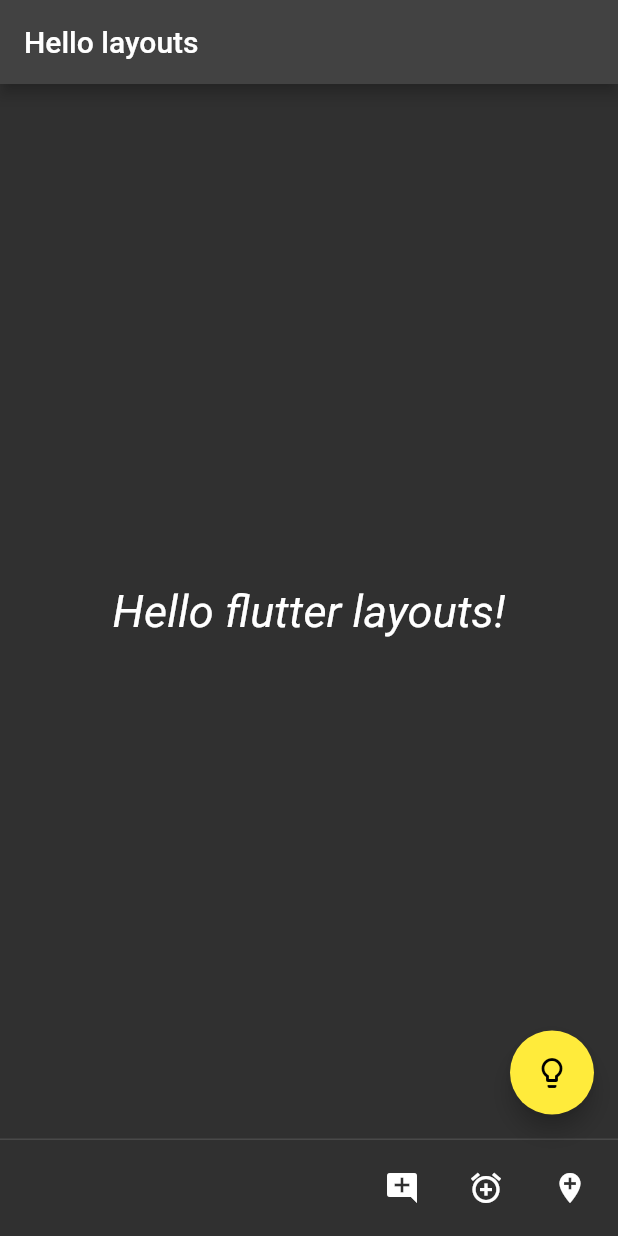
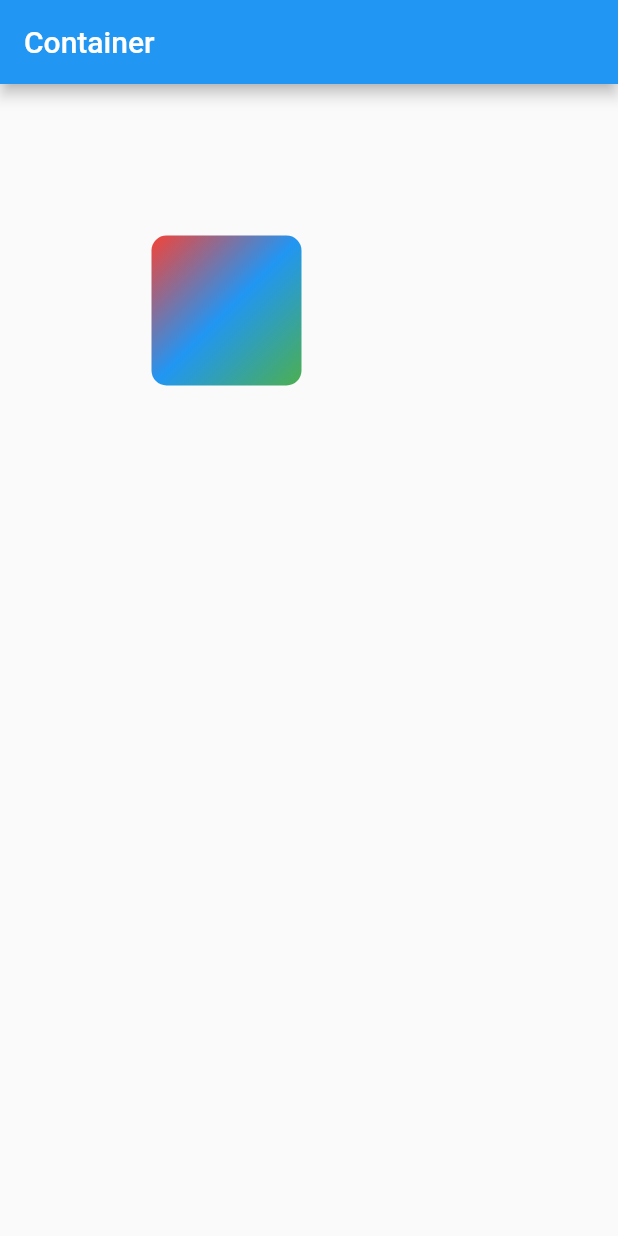
Before and after one commit to Be55am/flutter_examples, a Flutter app: the screen it shows after launch, on a phone screen of 412 x 824 dp. Run offline on Flutter 3.47's test engine with Material 2 defaults, Android fonts, the phone set to English and light mode, and no system bars.

Commit message:
1/ Basic layouts: Gradiants

```diff
--- a/lib/main.dart
+++ b/lib/main.dart
@@ -9,48 +9,30 @@ class MyApp extends StatelessWidget {
   @override
   Widget build(BuildContext context) {
     return MaterialApp(
-      theme: ThemeData(
-        brightness: Brightness.dark,
-        primaryColor: Colors.cyan,
-        accentColor: Colors.yellow,
-        textTheme: TextTheme(
-          bodyText2: TextStyle(
-            fontSize: 30,
-            fontStyle: FontStyle.italic
-          )
+      title: 'Container App',
+      home: Scaffold(
+        appBar: AppBar(
+          title: Text('Container'),
+        ),
+        body: Column(
+          children: [
+            Container(
+              margin: EdgeInsets.all(101),
+              width: 100,
+              height: 100,
+              decoration: BoxDecoration(
+                // color: Colors.red,
+                shape: BoxShape.rectangle,
+                borderRadius: BorderRadius.circular(10),
+                gradient: LinearGradient(
+                  colors: [Colors.red, Colors.blue, Colors.green],
+                  begin: Alignment.topLeft,
+                  end: Alignment.bottomRight,
+                ),
+              ),
+            )
+          ],
         )
-      ),
-      home: Scaffold(
-        appBar: AppBar(title: Text('Hello layouts')),
-        body: Center(
-          child: Text(
-            'Hello flutter layouts!',
-            style: TextStyle(fontSize: 30),
-          ),
-        ),
-        floatingActionButton: FloatingActionButton(
-          onPressed: () {
-            print('You rang ?');
-          },
-          child: Icon(Icons.lightbulb_outline),
-        ),
-        persistentFooterButtons: [
-          IconButton(
-              onPressed: () {
-                print('comment');
-              },
-              icon: Icon(Icons.add_comment)),
-          IconButton(
-              onPressed: () {
-                print('like');
-              },
-              icon: Icon(Icons.add_alarm)),
-          IconButton(
-              onPressed: () {
-                print('share');
-              },
-              icon: Icon(Icons.add_location))
-        ],
       ),
     );
   }
```
